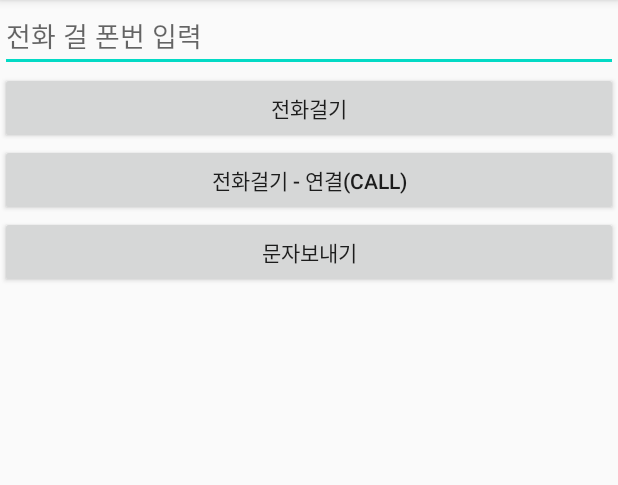
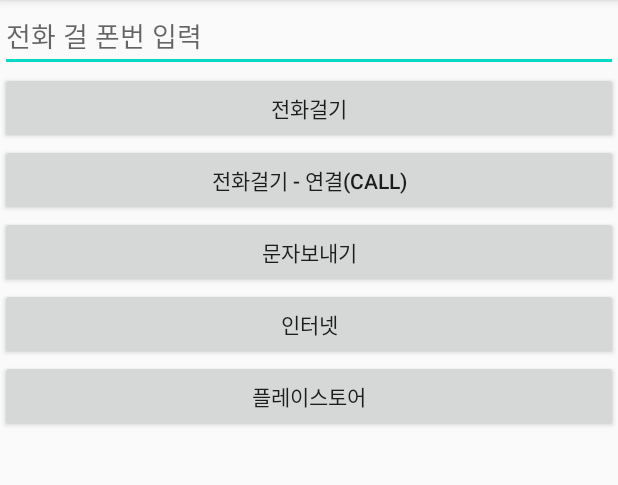
Before and after one commit to khkssong6949/AndroidIntent_20200528, an Android app: the screen it shows after launch (MainActivity), on a phone screen of 412 x 824 dp, the part 84-569 px from its top. Run offline under Robolectric (Android 15) with nearby library versions, the phone set to English and light mode, and no system bars.

Commit message:
인터넷/플레이스토어

```diff
--- a/app/src/main/java/kr/co/hgney/androidintent_20200528/MainActivity.kt
+++ b/app/src/main/java/kr/co/hgney/androidintent_20200528/MainActivity.kt
@@ -43,5 +43,22 @@ class MainActivity : AppCompatActivity() {
         }
 
 
+         intBtn.setOnClickListener {
+
+            val myUri = Uri.parse("https://naver.com") // 인터넷 주소 직접 입력
+            val myIntent = Intent(Intent.ACTION_VIEW, myUri)
+            startActivity(myIntent)
+
+        }
+
+
+        playBtn.setOnClickListener {
+
+            val myUri = Uri.parse("market://details?id=플레이스토어ID") // 인터넷 주소 직접 입력
+            val myIntent = Intent(Intent.ACTION_VIEW, myUri)
+            startActivity(myIntent)
+
+        }
+
     }
 }
--- a/app/src/main/res/layout/activity_main.xml
+++ b/app/src/main/res/layout/activity_main.xml
@@ -34,6 +34,17 @@
         android:layout_height="wrap_content"
         android:text="문자보내기"/>
 
+    <Button
+        android:id="@+id/intBtn"
+        android:layout_width="match_parent"
+        android:layout_height="wrap_content"
+        android:text="인터넷"/>
+
+    <Button
+        android:id="@+id/playBtn"
+        android:layout_width="match_parent"
+        android:layout_height="wrap_content"
+        android:text="플레이스토어"/>
 
 
 </LinearLayout>
```
